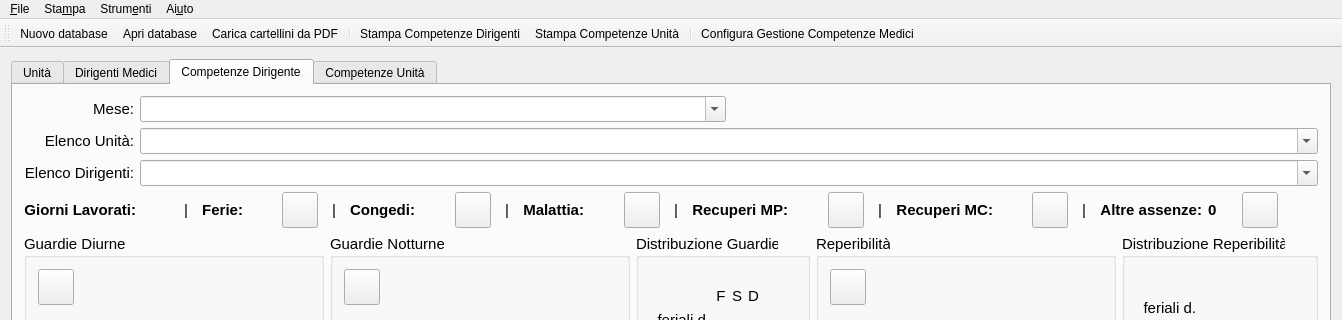
Above: mainwindow.ui from gcala/GestioneCompetenzeMedici before the change; both pictures show x 0 to 1342 and y 0 to 320 of the 1342 by 777 pixel window. Below: the same form after it.
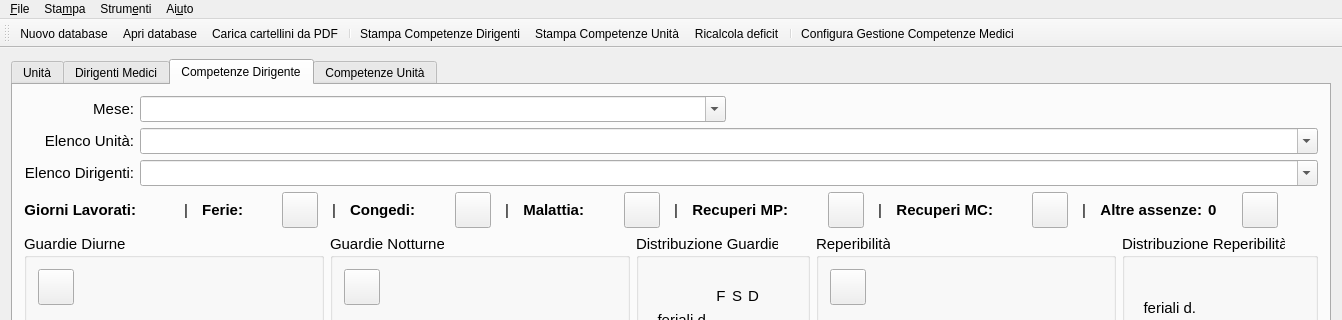
That is the form after the change. Icons and pictures are not drawn. Custom widgets are drawn as their Qt base class.

Commit message: Implementato ricalcolo del deficit e gestione giorni scoperti

```diff
--- a/mainwindow.ui
+++ b/mainwindow.ui
@@ -3529,6 +3529,7 @@
    <addaction name="separator"/>
    <addaction name="actionStampaCompetenzeDirigenti"/>
    <addaction name="actionStampaCompetenzeUnita"/>
+   <addaction name="actionRicalcolaDeficit"/>
    <addaction name="separator"/>
    <addaction name="actionConfigura"/>
   </widget>
```
Left out of the diff: 3 changed lines with no effect on the pictures. The commit also changes 20 other files.
